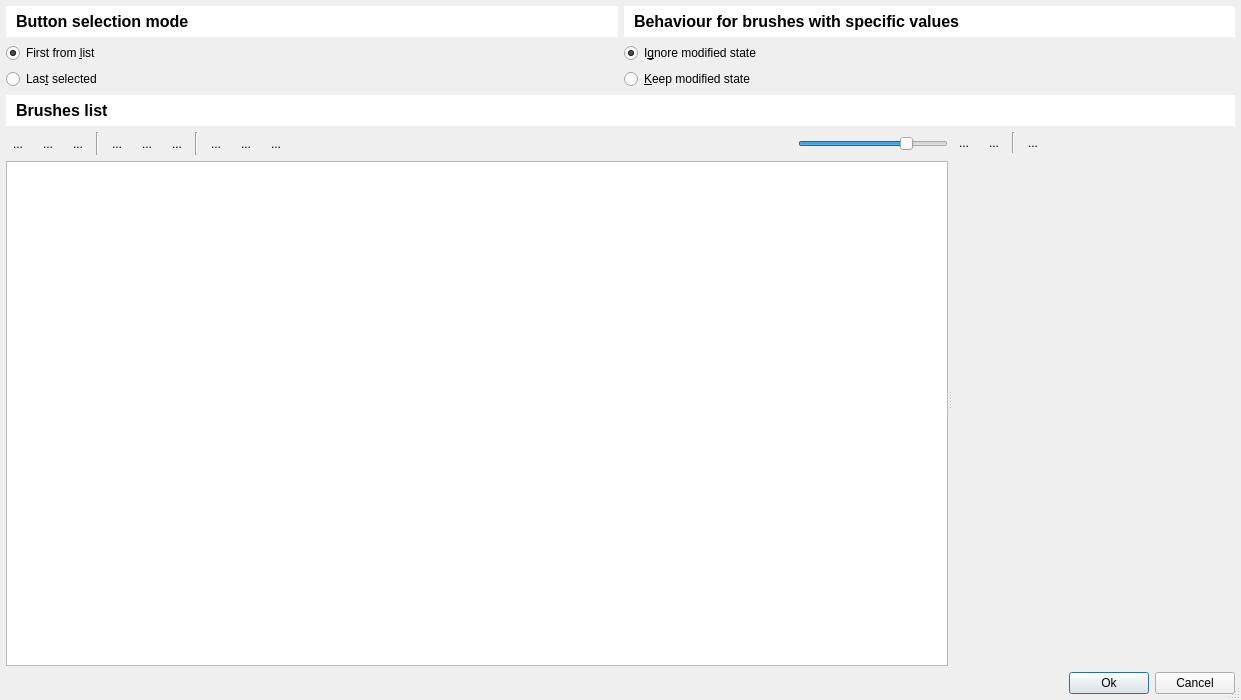
This is bulibrushswitch/bulibrushswitch/bbs/resources/bbsmainwindow.ui in Grum999/BuliBrushSwitch as Qt 5 draws it before an edit. The edited form follows.
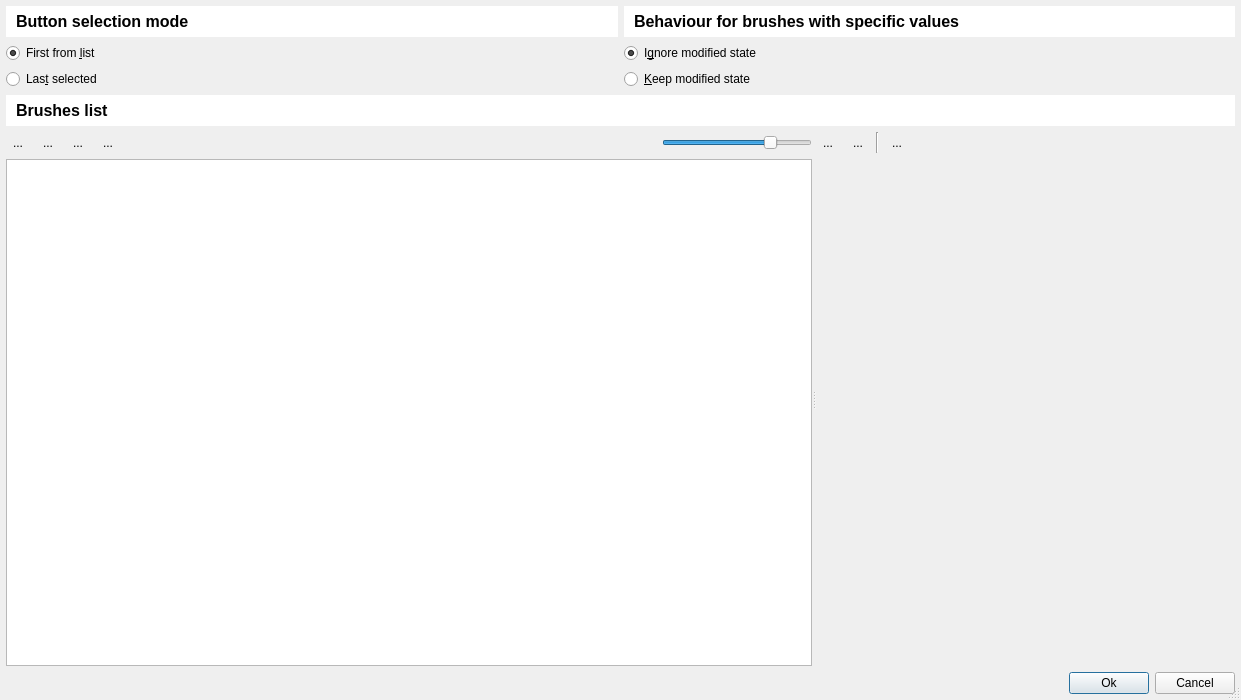
This is the edited form. Icons and pictures are not drawn. Custom widgets are drawn as their Qt base class.

The edit to the form file:
```diff
--- a/bulibrushswitch/bulibrushswitch/bbs/resources/bbsmainwindow.ui
+++ b/bulibrushswitch/bulibrushswitch/bbs/resources/bbsmainwindow.ui
@@ -283,54 +283,6 @@
                </property>
               </widget>
              </item>
-             <item>
-              <widget class="QToolButton" name="tbGroupEdit">
-               <property name="acceptDrops">
-                <bool>false</bool>
-               </property>
-               <property name="toolTip">
-                <string>Edit group</string>
-               </property>
-               <property name="text">
-                <string>...</string>
-               </property>
-               <property name="icon">
-                <iconset resource="../../pktk/resources/svg/dark_icons.qrc">
-                 <normaloff>:/pktk/images/normal/folder_open_dots</normaloff>
-                 <disabledoff>:/pktk/images/disabled/folder_open_dots</disabledoff>
-                 <disabledon>:/pktk/images/disabled/folder_open_dots</disabledon>:/pktk/images/normal/folder_open_dots</iconset>
-               </property>
-               <property name="autoRaise">
-                <bool>true</bool>
-               </property>
-              </widget>
-             </item>
-             <item>
-              <widget class="QToolButton" name="tbGroupDelete">
-               <property name="toolTip">
-                <string>Remove group</string>
-               </property>
-               <property name="text">
-                <string>...</string>
-               </property>
-               <property name="icon">
-                <iconset resource="../../pktk/resources/svg/dark_icons.qrc">
-                 <normaloff>:/pktk/images/normal/folder_open_remove</normaloff>
-                 <disabledoff>:/pktk/images/disabled/folder_open_remove</disabledoff>
-                 <disabledon>:/pktk/images/disabled/folder_open_remove</disabledon>:/pktk/images/normal/folder_open_remove</iconset>
-               </property>
-               <property name="autoRaise">
-                <bool>true</bool>
-               </property>
-              </widget>
-             </item>
-             <item>
-              <widget class="Line" name="line_3">
-               <property name="orientation">
-                <enum>Qt::Vertical</enum>
-               </property>
-              </widget>
-             </item>
              <item>
               <widget class="QToolButton" name="tbBrushAdd">
                <property name="acceptDrops">
@@ -397,80 +349,6 @@
                </property>
               </widget>
              </item>
-             <item>
-              <widget class="Line" name="line">
-               <property name="orientation">
-                <enum>Qt::Vertical</enum>
-               </property>
-              </widget>
-             </item>
-             <item>
-              <widget class="QToolButton" name="tbItemMoveFirst">
-               <property name="text">
-                <string>...</string>
-               </property>
-               <property name="icon">
-                <iconset resource="../../pktk/resources/svg/dark_icons.qrc">
-                 <normaloff>:/pktk/images/normal/move_up_first</normaloff>
-                 <disabledoff>:/pktk/images/disabled/move_up_first</disabledoff>
-                 <disabledon>:/pktk/images/disabled/move_up_first</disabledon>:/pktk/images/normal/move_up_first</iconset>
-               </property>
-               <property name="autoRaise">
-                <bool>true</bool>
-               </property>
-              </widget>
-             </item>
-             <item>
-              <widget class="QToolButton" name="tbItemMoveUp">
-               <property name="text">
-                <string>...</string>
-               </property>
-               <property name="icon">
-                <iconset resource="../../pktk/resources/svg/dark_icons.qrc">
-                 <normaloff>:/pktk/images/normal/move_up</normaloff>
-                 <disabledoff>:/pktk/images/disabled/move_up</disabledoff>
-                 <disabledon>:/pktk/images/disabled/move_up</disabledon>:/pktk/images/normal/move_up</iconset>
-               </property>
-               <property name="autoRaise">
-                <bool>true</bool>
-               </property>
-              </widget>
-             </item>
-             <item>
-              <widget class="QToolButton" name="tbItemMoveDown">
-               <property name="text">
-                <string>...</string>
-               </property>
-               <property name="icon">
-                <iconset resource="../../pktk/resources/svg/dark_icons.qrc">
-                 <normaloff>:/pktk/images/normal/move_down</normaloff>
-                 <disabledoff>:/pktk/images/disabled/move_down</disabledoff>
-                 <disabledon>:/pktk/images/disabled/move_down</disabledon>:/pktk/images/normal/move_down</iconset>
-               </property>
-               <property name="autoRaise">
-                <bool>true</bool>
-               </property>
-              </widget>
-             </item>
-             <item>
-              <widget class="QToolButton" name="tbItemMoveLast">
-               <property name="icon">
-                <iconset resource="../../pktk/resources/svg/dark_icons.qrc">
-                 <normaloff>:/pktk/images/normal/move_down_last</normaloff>
-                 <disabledoff>:/pktk/images/disabled/move_down_last</disabledoff>
-                 <disabledon>:/pktk/images/disabled/move_down_last</disabledon>:/pktk/images/normal/move_down_last</iconset>
-               </property>
-               <property name="popupMode">
-                <enum>QToolButton::DelayedPopup</enum>
-               </property>
-               <property name="autoRaise">
-                <bool>true</bool>
-               </property>
-               <property name="arrowType">
-                <enum>Qt::NoArrow</enum>
-               </property>
-              </widget>
-             </item>
              <item>
               <spacer name="horizontalSpacer_3">
                <property name="orientation">
```
Left out of the diff: 25 changed lines with no effect on the pictures.
